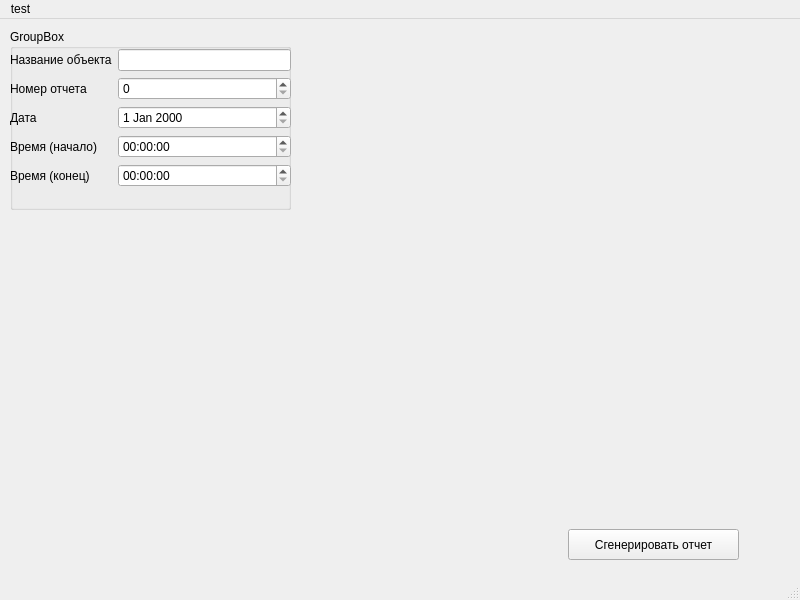
The window that reports_app/ui/designer_files/main_window.ui (ivanstrel/eco_reports_app) describes before a commit, drawn with Qt 5.
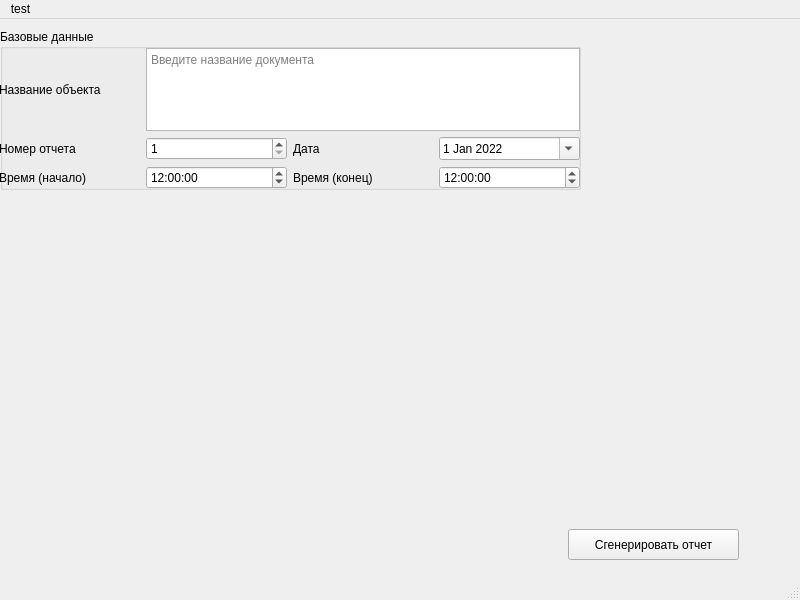
The same window after the commit.

```diff
--- a/reports_app/ui/designer_files/main_window.ui
+++ b/reports_app/ui/designer_files/main_window.ui
@@ -30,74 +30,143 @@
    <widget class="QGroupBox" name="groupBox">
     <property name="geometry">
      <rect>
-      <x>10</x>
+      <x>0</x>
       <y>10</y>
-      <width>281</width>
-      <height>181</height>
+      <width>581</width>
+      <height>161</height>
      </rect>
     </property>
     <property name="title">
-     <string>GroupBox</string>
+     <string>Базовые данные</string>
     </property>
-    <widget class="QWidget" name="">
+    <widget class="QWidget" name="verticalLayoutWidget">
      <property name="geometry">
       <rect>
-       <x>0</x>
-       <y>20</y>
-       <width>281</width>
+       <x>-1</x>
+       <y>19</y>
+       <width>581</width>
        <height>141</height>
       </rect>
      </property>
+     <layout class="QVBoxLayout" name="verticalLayout">
+      <item>
      <layout class="QGridLayout" name="gridLayout">
-      <item row="0" column="0">
-       <widget class="QLabel" name="label">
-        <property name="text">
-         <string>Название объекта</string>
-        </property>
-       </widget>
-      </item>
-      <item row="0" column="1">
-       <widget class="QLineEdit" name="object_name_lineEdit"/>
-      </item>
       <item row="1" column="0">
        <widget class="QLabel" name="label_2">
+          <property name="enabled">
+           <bool>true</bool>
+          </property>
         <property name="text">
          <string>Номер отчета</string>
         </property>
        </widget>
       </item>
-      <item row="1" column="1">
-       <widget class="QSpinBox" name="report_name_spinBox"/>
-      </item>
-      <item row="2" column="0">
-       <widget class="QLabel" name="label_3">
-        <property name="text">
-         <string>Дата</string>
-        </property>
-       </widget>
-      </item>
-      <item row="2" column="1">
-       <widget class="QDateEdit" name="report_dat_dateEdit"/>
-      </item>
       <item row="3" column="0">
        <widget class="QLabel" name="label_4">
+          <property name="enabled">
+           <bool>true</bool>
+          </property>
         <property name="text">
          <string>Время (начало)</string>
         </property>
        </widget>
       </item>
+        <item row="1" column="1">
+         <widget class="QSpinBox" name="report_name_spinBox">
+          <property name="minimum">
+           <number>1</number>
+          </property>
+          <property name="maximum">
+           <number>1000</number>
+          </property>
+         </widget>
+        </item>
+        <item row="0" column="0">
+         <widget class="QLabel" name="label">
+          <property name="enabled">
+           <bool>true</bool>
+          </property>
+          <property name="text">
+           <string>Название объекта</string>
+          </property>
+         </widget>
+        </item>
       <item row="3" column="1">
-       <widget class="QTimeEdit" name="measure_start_timeEdit"/>
-      </item>
-      <item row="4" column="0">
+         <widget class="QTimeEdit" name="measure_start_timeEdit">
+          <property name="dateTime">
+           <datetime>
+            <hour>12</hour>
+            <minute>0</minute>
+            <second>0</second>
+            <year>2000</year>
+            <month>1</month>
+            <day>1</day>
+           </datetime>
+          </property>
+          <property name="calendarPopup">
+           <bool>true</bool>
+          </property>
+         </widget>
+        </item>
+        <item row="1" column="2">
+         <widget class="QLabel" name="label_3">
+          <property name="enabled">
+           <bool>true</bool>
+          </property>
+          <property name="text">
+           <string>Дата</string>
+          </property>
+         </widget>
+        </item>
+        <item row="1" column="3">
+         <widget class="QDateEdit" name="report_dat_dateEdit">
+          <property name="dateTime">
+           <datetime>
+            <hour>0</hour>
+            <minute>0</minute>
+            <second>0</second>
+            <year>2022</year>
+            <month>1</month>
+            <day>1</day>
+           </datetime>
+          </property>
+          <property name="calendarPopup">
+           <bool>true</bool>
+          </property>
+         </widget>
+        </item>
+        <item row="3" column="2">
        <widget class="QLabel" name="label_5">
+          <property name="enabled">
+           <bool>true</bool>
+          </property>
         <property name="text">
          <string>Время (конец)</string>
         </property>
        </widget>
       </item>
-      <item row="4" column="1">
-       <widget class="QTimeEdit" name="measure_end_timeEdit"/>
+        <item row="3" column="3">
+         <widget class="QTimeEdit" name="measure_end_timeEdit">
+          <property name="dateTime">
+           <datetime>
+            <hour>12</hour>
+            <minute>0</minute>
+            <second>0</second>
+            <year>2000</year>
+            <month>1</month>
+            <day>1</day>
+           </datetime>
+          </property>
+         </widget>
+        </item>
+        <item row="0" column="1" colspan="3">
+         <widget class="QTextEdit" name="object_name_textEdit">
+          <property name="placeholderText">
+           <string>Введите название документа</string>
+          </property>
+         </widget>
+        </item>
+       </layout>
       </item>
      </layout>
     </widget>
```
Lines whose indentation alone changed are shown as unchanged.
